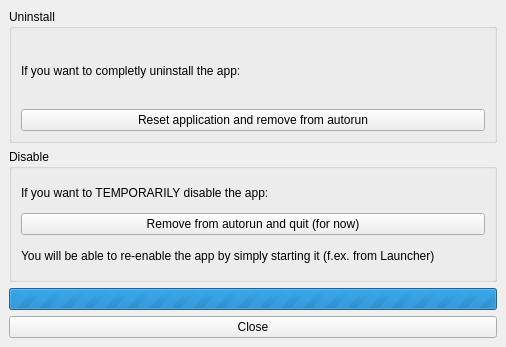
Above: qtdesigner/SettingsWindow.ui from rzarajczyk/family-rules-client before the change. Below: the same form after it.
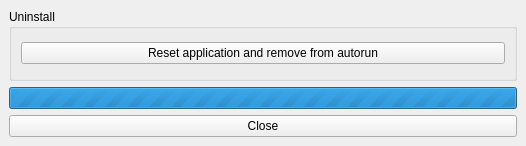
That is the form after the change.

```diff
--- a/qtdesigner/SettingsWindow.ui
+++ b/qtdesigner/SettingsWindow.ui
@@ -6,8 +6,8 @@
    <rect>
     <x>0</x>
     <y>0</y>
-    <width>506</width>
-    <height>347</height>
+    <width>526</width>
+    <height>146</height>
    </rect>
   </property>
   <property name="windowTitle">
@@ -21,16 +21,6 @@
        <string>Uninstall</string>
       </property>
       <layout class="QVBoxLayout" name="verticalLayout_2">
-       <item>
-        <widget class="QLabel" name="label_4">
-         <property name="text">
-          <string>If you want to completly uninstall the app:</string>
-         </property>
-         <property name="wordWrap">
-          <bool>true</bool>
-         </property>
-        </widget>
-       </item>
        <item>
         <widget class="QPushButton" name="resetButton">
          <property name="text">
@@ -41,42 +31,6 @@
       </layout>
      </widget>
     </item>
-    <item>
-     <widget class="QGroupBox" name="groupBox_3">
-      <property name="title">
-       <string>Disable</string>
-      </property>
-      <layout class="QVBoxLayout" name="verticalLayout_4">
-       <item>
-        <widget class="QLabel" name="label_5">
-         <property name="text">
-          <string>If you want to TEMPORARILY disable the app:</string>
-         </property>
-         <property name="wordWrap">
-          <bool>true</bool>
-         </property>
-        </widget>
-       </item>
-       <item>
-        <widget class="QPushButton" name="disableButton">
-         <property name="text">
-          <string>Remove from autorun and quit (for now)</string>
-         </property>
-        </widget>
-       </item>
-       <item>
-        <widget class="QLabel" name="label_6">
-         <property name="text">
-          <string>You will be able to re-enable the app by simply starting it (f.ex. from Launcher)</string>
-         </property>
-         <property name="wordWrap">
-          <bool>true</bool>
-         </property>
-        </widget>
-       </item>
-      </layout>
-     </widget>
-    </item>
     <item>
      <widget class="QProgressBar" name="progressBar">
       <property name="maximum">
```
Left out of the diff: 3 changed lines with no effect on the pictures.
